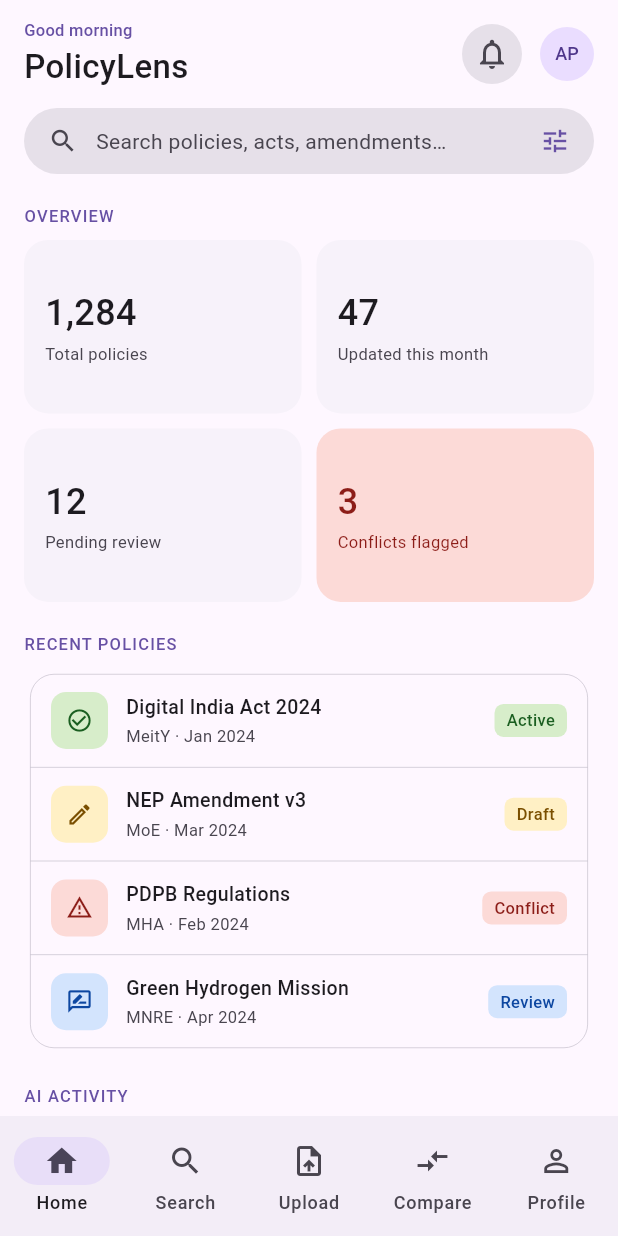
After one commit to samarthakhatal22/MEGAHACK-2026_NonDedicatedDevs, a Flutter app: the HomePage screen opened directly, on a phone screen of 412 x 824 dp. The commit adds this screen. Run offline on Flutter 3.47's test engine with Material 3 defaults, Android fonts, the phone set to English and light mode, and no system bars; our stand-ins replace firebase_auth, firebase_core, google_sign_in; accounts and stored records are empty.

Commit message:
home page

```diff
--- a/lib/pages/authenticate.dart
+++ b/lib/pages/authenticate.dart
@@ -3,6 +3,7 @@ import 'package:firebase_auth/firebase_auth.dart';
 import 'package:google_sign_in/google_sign_in.dart';
 import 'email_sign_in.dart';
 import 'email_sign_up.dart';
+import 'home.dart';
 
 class AuthenticatePage extends StatelessWidget {
   const AuthenticatePage({super.key});
@@ -85,7 +86,11 @@ class AuthenticatePage extends StatelessWidget {
                     ScaffoldMessenger.of(context).showSnackBar(
                       SnackBar(content: Text('Successfully signed in as ${userCredential.user?.displayName}!')),
                     );
-                    // TODO: Navigate to the next screen here
+                    Navigator.pushAndRemoveUntil(
+                      context,
+                      MaterialPageRoute(builder: (context) => const HomePage()),
+                      (Route<dynamic> route) => false,
+                    );
                   }
                 },
               ),
--- a/lib/pages/email_sign_in.dart
+++ b/lib/pages/email_sign_in.dart
@@ -1,5 +1,6 @@
 import 'package:flutter/material.dart';
 import 'package:firebase_auth/firebase_auth.dart';
+import 'home.dart';
 
 class EmailSignInPage extends StatefulWidget {
   const EmailSignInPage({super.key});
@@ -29,8 +30,11 @@ class _EmailSignInPageState extends State<EmailSignInPage> {
         ScaffoldMessenger.of(context).showSnackBar(
           SnackBar(content: Text('Welcome back, ${userCredential.user?.email}!')),
         );
-        // TODO: Navigate to Home Page
-        // Navigator.of(context).pushReplacement(...);
+        Navigator.pushAndRemoveUntil(
+          context,
+          MaterialPageRoute(builder: (context) => const HomePage()),
+          (Route<dynamic> route) => false,
+        );
       }
     } on FirebaseAuthException catch (e) {
       if (mounted) {
--- a/lib/pages/email_sign_up.dart
+++ b/lib/pages/email_sign_up.dart
@@ -1,5 +1,6 @@
 import 'package:flutter/material.dart';
 import 'package:firebase_auth/firebase_auth.dart';
+import 'home.dart';
 
 class EmailSignUpPage extends StatefulWidget {
   const EmailSignUpPage({super.key});
@@ -37,8 +38,11 @@ class _EmailSignUpPageState extends State<EmailSignUpPage> {
         ScaffoldMessenger.of(context).showSnackBar(
           SnackBar(content: Text('Account created for ${userCredential.user?.email}!')),
         );
-        // TODO: Navigate to Home Page
-        // Navigator.of(context).pushReplacement(...);
+        Navigator.pushAndRemoveUntil(
+          context,
+          MaterialPageRoute(builder: (context) => const HomePage()),
+          (Route<dynamic> route) => false,
+        );
       }
     } on FirebaseAuthException catch (e) {
       if (mounted) {
--- /dev/null
+++ b/lib/pages/home.dart
@@ -0,0 +1,575 @@
+import 'package:flutter/material.dart';
+
+class PolicyLensApp extends StatelessWidget {
+  const PolicyLensApp({super.key});
+
+  @override
+  Widget build(BuildContext context) {
+    return MaterialApp(
+      title: 'PolicyLens',
+      debugShowCheckedModeBanner: false,
+      theme: ThemeData(
+        useMaterial3: true,
+        colorScheme: ColorScheme.fromSeed(
+          seedColor: const Color(0xFF6750A4),
+          brightness: Brightness.light,
+        ),
+        fontFamily: 'GoogleSans',
+      ),
+      home: const HomePage(),
+    );
+  }
+}
+
+class PolicyModel {
+  final String title;
+  final String ministry;
+  final String date;
+  final PolicyStatus status;
+
+  const PolicyModel({
+    required this.title,
+    required this.ministry,
+    required this.date,
+    required this.status,
+  });
+}
+
+enum PolicyStatus { active, draft, conflict, review }
+
+class MetricModel {
+  final String value;
+  final String label;
+  final Color? backgroundColor;
+  final Color? valueColor;
+  final Color? labelColor;
+
+  const MetricModel({
+    required this.value,
+    required this.label,
+    this.backgroundColor,
+    this.valueColor,
+    this.labelColor,
+  });
+}
+
+class HomePage extends StatefulWidget {
+  const HomePage({super.key});
+
+  @override
+  State<HomePage> createState() => _HomePageState();
+}
+
+class _HomePageState extends State<HomePage> {
+  int _selectedNavIndex = 0;
+
+  final List<MetricModel> _metrics = const [
+    MetricModel(value: '1,284', label: 'Total policies'),
+    MetricModel(value: '47', label: 'Updated this month'),
+    MetricModel(value: '12', label: 'Pending review'),
+    MetricModel(
+      value: '3',
+      label: 'Conflicts flagged',
+      backgroundColor: Color(0xFFFCDAD7),
+      valueColor: Color(0xFF8C1D18),
+      labelColor: Color(0xFF8C1D18),
+    ),
+  ];
+
+  final List<PolicyModel> _recentPolicies = const [
+    PolicyModel(
+      title: 'Digital India Act 2024',
+      ministry: 'MeitY',
+      date: 'Jan 2024',
+      status: PolicyStatus.active,
+    ),
+    PolicyModel(
+      title: 'NEP Amendment v3',
+      ministry: 'MoE',
+      date: 'Mar 2024',
+      status: PolicyStatus.draft,
+    ),
+    PolicyModel(
+      title: 'PDPB Regulations',
+      ministry: 'MHA',
+      date: 'Feb 2024',
+      status: PolicyStatus.conflict,
+    ),
+    PolicyModel(
+      title: 'Green Hydrogen Mission',
+      ministry: 'MNRE',
+      date: 'Apr 2024',
+      status: PolicyStatus.review,
+    ),
+  ];
+
+  @override
+  Widget build(BuildContext context) {
+    final colorScheme = Theme.of(context).colorScheme;
+
+    return Scaffold(
+      backgroundColor: colorScheme.surface,
+      body: SafeArea(
+        child: Column(
+          children: [
+            _buildTopAppBar(context),
+            Expanded(
+              child: SingleChildScrollView(
+                padding: const EdgeInsets.symmetric(horizontal: 16),
+                child: Column(
+                  crossAxisAlignment: CrossAxisAlignment.start,
+                  children: [
+                    const SizedBox(height: 12),
+                    _buildSearchBar(context),
+                    const SizedBox(height: 20),
+                    _buildSectionLabel(context, 'Overview'),
+                    const SizedBox(height: 8),
+                    _buildMetricsGrid(context),
+                    const SizedBox(height: 20),
+                    _buildSectionLabel(context, 'Recent policies'),
+                    const SizedBox(height: 8),
+                    _buildPoliciesCard(context),
+                    const SizedBox(height: 20),
+                    _buildSectionLabel(context, 'AI activity'),
+                    const SizedBox(height: 8),
+                    _buildAIActivityCard(context),
+                    const SizedBox(height: 24),
+                  ],
+                ),
+              ),
+            ),
+          ],
+        ),
+      ),
+      bottomNavigationBar: _buildBottomNav(context),
+    );
+  }
+
+  Widget _buildTopAppBar(BuildContext context) {
+    final colorScheme = Theme.of(context).colorScheme;
+
+    return Padding(
+      padding: const EdgeInsets.fromLTRB(16, 12, 16, 0),
+      child: Row(
+        children: [
+          Column(
+            crossAxisAlignment: CrossAxisAlignment.start,
+            children: [
+              Text(
+                'Good morning',
+                style: TextStyle(
+                  fontSize: 11,
+                  fontWeight: FontWeight.w500,
+                  color: colorScheme.primary,
+                  letterSpacing: 0.2,
+                ),
+              ),
+              const SizedBox(height: 1),
+              Text(
+                'PolicyLens',
+                style: TextStyle(
+                  fontSize: 22,
+                  fontWeight: FontWeight.w500,
+                  color: colorScheme.onSurface,
+                ),
+              ),
+            ],
+          ),
+          const Spacer(),
+          IconButton(
+            onPressed: () {},
+            icon: const Icon(Icons.notifications_outlined),
+            style: IconButton.styleFrom(
+              backgroundColor: colorScheme.surfaceContainerHighest,
+            ),
+          ),
+          const SizedBox(width: 8),
+          CircleAvatar(
+            radius: 18,
+            backgroundColor: colorScheme.primaryContainer,
+            child: Text(
+              'AP',
+              style: TextStyle(
+                fontSize: 12,
+                fontWeight: FontWeight.w500,
+                color: colorScheme.onPrimaryContainer,
+              ),
+            ),
+          ),
+        ],
+      ),
+    );
+  }
+
+  Widget _buildSearchBar(BuildContext context) {
+    final colorScheme = Theme.of(context).colorScheme;
+
+    return GestureDetector(
+      onTap: () {},
+      child: Container(
+        padding: const EdgeInsets.symmetric(horizontal: 16, vertical: 12),
+        decoration: BoxDecoration(
+          color: colorScheme.surfaceContainerHighest,
+          borderRadius: BorderRadius.circular(28),
+        ),
+        child: Row(
+          children: [
+            Icon(Icons.search, color: colorScheme.onSurfaceVariant, size: 20),
+            const SizedBox(width: 12),
+            Expanded(
+              child: Text(
+                'Search policies, acts, amendments…',
+                style: TextStyle(
+                  fontSize: 14,
+                  color: colorScheme.onSurfaceVariant,
+                ),
+              ),
+            ),
+            Icon(Icons.tune, color: colorScheme.primary, size: 20),
+          ],
+        ),
+      ),
+    );
+  }
+
+  Widget _buildSectionLabel(BuildContext context, String label) {
+    final colorScheme = Theme.of(context).colorScheme;
+
+    return Text(
+      label.toUpperCase(),
+      style: TextStyle(
+        fontSize: 11,
+        fontWeight: FontWeight.w500,
+        color: colorScheme.primary,
+        letterSpacing: 0.8,
+      ),
+    );
+  }
+
+  Widget _buildMetricsGrid(BuildContext context) {
+    final colorScheme = Theme.of(context).colorScheme;
+
+    return GridView.builder(
+      shrinkWrap: true,
+      physics: const NeverScrollableScrollPhysics(),
+      gridDelegate: const SliverGridDelegateWithFixedCrossAxisCount(
+        crossAxisCount: 2,
+        crossAxisSpacing: 10,
+        mainAxisSpacing: 10,
+        childAspectRatio: 1.6,
+      ),
+      itemCount: _metrics.length,
+      itemBuilder: (context, index) {
+        final metric = _metrics[index];
+        return Container(
+          padding: const EdgeInsets.all(14),
+          decoration: BoxDecoration(
+            color: metric.backgroundColor ?? colorScheme.surfaceContainerLow,
+            borderRadius: BorderRadius.circular(16),
+          ),
+          child: Column(
+            crossAxisAlignment: CrossAxisAlignment.start,
+            mainAxisAlignment: MainAxisAlignment.center,
+            children: [
+              Text(
+                metric.value,
+                style: TextStyle(
+                  fontSize: 24,
+                  fontWeight: FontWeight.w500,
+                  color: metric.valueColor ?? colorScheme.onSurface,
+                ),
+              ),
+              const SizedBox(height: 2),
+              Text(
+                metric.label,
+                style: TextStyle(
+                  fontSize: 11,
+                  color: metric.labelColor ?? colorScheme.onSurfaceVariant,
+                ),
+              ),
+            ],
+          ),
+        );
+      },
+    );
+  }
+
+  Widget _buildPoliciesCard(BuildContext context) {
+    final colorScheme = Theme.of(context).colorScheme;
+
+    return Card(
+      elevation: 0,
+      shape: RoundedRectangleBorder(
+        borderRadius: BorderRadius.circular(16),
+        side: BorderSide(color: colorScheme.outlineVariant, width: 0.5),
+      ),
+      color: colorScheme.surface,
+      child: Column(
+        children: [
+          ..._recentPolicies.asMap().entries.map((entry) {
+            final index = entry.key;
+            final policy = entry.value;
+            final isLast = index == _recentPolicies.length - 1;
+            return _buildPolicyListItem(context, policy, isLast);
+          }),
+        ],
+      ),
+    );
+  }
+
+  Widget _buildPolicyListItem(
+      BuildContext context, PolicyModel policy, bool isLast) {
+    final colorScheme = Theme.of(context).colorScheme;
+    final statusConfig = _getStatusConfig(policy.status);
+
+    return InkWell(
+      onTap: () {},
+      borderRadius: isLast
+          ? const BorderRadius.only(
+              bottomLeft: Radius.circular(16),
+              bottomRight: Radius.circular(16),
+            )
+          : null,
+      child: Container(
+        padding: const EdgeInsets.symmetric(horizontal: 14, vertical: 12),
+        decoration: BoxDecoration(
+          border: isLast
+              ? null
+              : Border(
+                  bottom: BorderSide(
+                    color: colorScheme.outlineVariant,
+                    width: 0.5,
+                  ),
+                ),
+        ),
+        child: Row(
+          children: [
+            Container(
+              width: 38,
+              height: 38,
+              decoration: BoxDecoration(
+                color: statusConfig.iconBg,
+                borderRadius: BorderRadius.circular(10),
+              ),
+              child: Icon(
+                statusConfig.icon,
+                size: 18,
+                color: statusConfig.iconColor,
+              ),
+            ),
+            const SizedBox(width: 12),
+            Expanded(
+              child: Column(
+                crossAxisAlignment: CrossAxisAlignment.start,
+                children: [
+                  Text(
+                    policy.title,
+                    style: TextStyle(
+                      fontSize: 13,
+                      fontWeight: FontWeight.w500,
+                      color: colorScheme.onSurface,
+                    ),
+                    maxLines: 1,
+                    overflow: TextOverflow.ellipsis,
+                  ),
+                  const SizedBox(height: 2),
+                  Text(
+                    '${policy.ministry} · ${policy.date}',
+                    style: TextStyle(
+                      fontSize: 11,
+                      color: colorScheme.onSurfaceVariant,
+                    ),
+                  ),
+                ],
+              ),
+            ),
+            const SizedBox(width: 8),
+            _buildStatusChip(policy.status),
+          ],
+        ),
+      ),
+    );
+  }
+
+  Widget _buildStatusChip(PolicyStatus status) {
+    final config = _getStatusConfig(status);
+
+    return Container(
+      padding: const EdgeInsets.symmetric(horizontal: 8, vertical: 3),
+      decoration: BoxDecoration(
+        color: config.chipBg,
+        borderRadius: BorderRadius.circular(6),
+      ),
+      child: Text(
+        config.label,
+        style: TextStyle(
+          fontSize: 11,
+          fontWeight: FontWeight.w500,
+          color: config.chipText,
+        ),
+      ),
+    );
+  }
+
+  _StatusConfig _getStatusConfig(PolicyStatus status) {
+    switch (status) {
+      case PolicyStatus.active:
+        return _StatusConfig(
+          label: 'Active',
+          icon: Icons.check_circle_outline,
+          iconBg: const Color(0xFFD7EDCA),
+          iconColor: const Color(0xFF1A5E20),
+          chipBg: const Color(0xFFD7EDCA),
+          chipText: const Color(0xFF1A5E20),
+        );
+      case PolicyStatus.draft:
+        return _StatusConfig(
+          label: 'Draft',
+          icon: Icons.edit_outlined,
+          iconBg: const Color(0xFFFFF0C5),
+          iconColor: const Color(0xFF7A4F00),
+          chipBg: const Color(0xFFFFF0C5),
+          chipText: const Color(0xFF7A4F00),
+        );
+      case PolicyStatus.conflict:
+        return _StatusConfig(
+          label: 'Conflict',
+          icon: Icons.warning_amber_outlined,
+          iconBg: const Color(0xFFFCDAD7),
+          iconColor: const Color(0xFF8C1D18),
+          chipBg: const Color(0xFFFCDAD7),
+          chipText: const Color(0xFF8C1D18),
+        );
+      case PolicyStatus.review:
+        return _StatusConfig(
+          label: 'Review',
+          icon: Icons.rate_review_outlined,
+          iconBg: const Color(0xFFD3E4FD),
+          iconColor: const Color(0xFF0D47A1),
+          chipBg: const Color(0xFFD3E4FD),
+          chipText: const Color(0xFF0D47A1),
+        );
+    }
+  }
+
+  Widget _buildAIActivityCard(BuildContext context) {
+    final colorScheme = Theme.of(context).colorScheme;
+
+    return Card(
+      elevation: 0,
+      shape: RoundedRectangleBorder(
+        borderRadius: BorderRadius.circular(16),
+        side: BorderSide(color: colorScheme.outlineVariant, width: 0.5),
+      ),
+      color: colorScheme.surface,
+      child: Padding(
+        padding: const EdgeInsets.all(14),
+        child: Row(
+          children: [
+            Container(
+              width: 40,
+              height: 40,
+              decoration: BoxDecoration(
+                color: colorScheme.primaryContainer,
+                borderRadius: BorderRadius.circular(12),
+              ),
+              child: Icon(
+                Icons.auto_awesome,
+                size: 20,
+                color: colorScheme.onPrimaryContainer,
+              ),
+            ),
+            const SizedBox(width: 12),
+            Expanded(
+              child: Column(
+                crossAxisAlignment: CrossAxisAlignment.start,
+                children: [
+                  Text(
+                    'Ask the AI assistant',
+                    style: TextStyle(
+                      fontSize: 13,
+                      fontWeight: FontWeight.w500,
+                      color: colorScheme.onSurface,
+                    ),
+                  ),
+                  Text(
+                    'Last query 2 minutes ago',
+                    style: TextStyle(
+                      fontSize: 11,
+                      color: colorScheme.onSurfaceVariant,
+                    ),
+                  ),
+                ],
+              ),
+            ),
+            FilledButton.tonal(
+              onPressed: () {},
+              style: FilledButton.styleFrom(
+                padding:
+                    const EdgeInsets.symmetric(horizontal: 14, vertical: 8),
+                minimumSize: Size.zero,
+                tapTargetSize: MaterialTapTargetSize.shrinkWrap,
+              ),
+              child: const Text('Open', style: TextStyle(fontSize: 12)),
+            ),
+          ],
+        ),
+      ),
+    );
+  }
+
+  Widget _buildBottomNav(BuildContext context) {
+    return NavigationBar(
+      selectedIndex: _selectedNavIndex,
+      onDestinationSelected: (index) {
+        setState(() => _selectedNavIndex = index);
+      },
+      labelBehavior: NavigationDestinationLabelBehavior.alwaysShow,
+      destinations: const [
+        NavigationDestination(
+          icon: Icon(Icons.home_outlined),
+          selectedIcon: Icon(Icons.home),
+          label: 'Home',
+        ),
+        NavigationDestination(
+          icon: Icon(Icons.search_outlined),
+          selectedIcon: Icon(Icons.search),
+          label: 'Search',
+        ),
+        NavigationDestination(
+          icon: Icon(Icons.upload_file_outlined),
+          selectedIcon: Icon(Icons.upload_file),
+          label: 'Upload',
+        ),
+        NavigationDestination(
+          icon: Icon(Icons.compare_arrows_outlined),
+          selectedIcon: Icon(Icons.compare_arrows),
+          label: 'Compare',
+        ),
+        NavigationDestination(
+          icon: Icon(Icons.person_outline),
+          selectedIcon: Icon(Icons.person),
+          label: 'Profile',
+        ),
+      ],
+    );
+  }
+}
+
+class _StatusConfig {
+  final String label;
+  final IconData icon;
+  final Color iconBg;
+  final Color iconColor;
+  final Color chipBg;
+  final Color chipText;
+
+  _StatusConfig({
+    required this.label,
+    required this.icon,
+    required this.iconBg,
+    required this.iconColor,
+    required this.chipBg,
+    required this.chipText,
+  });
+}
```
